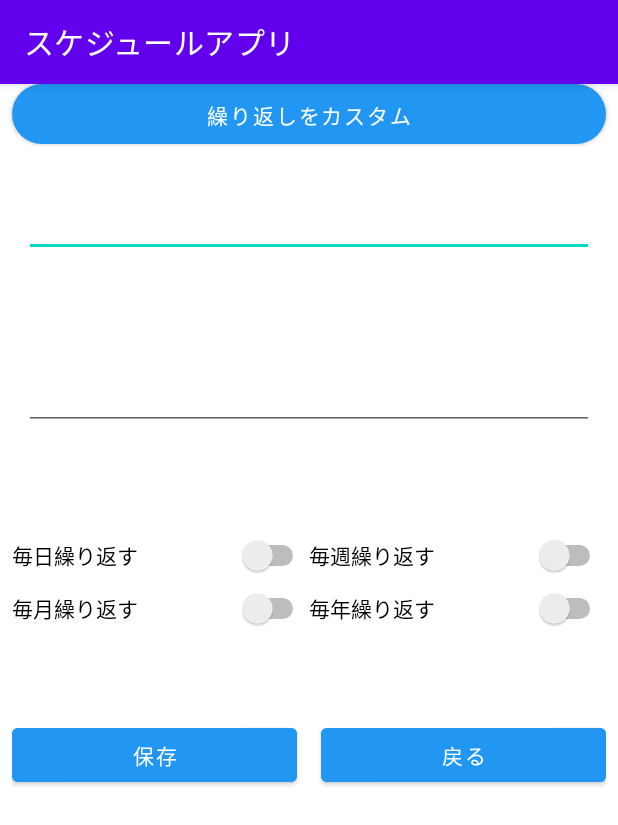
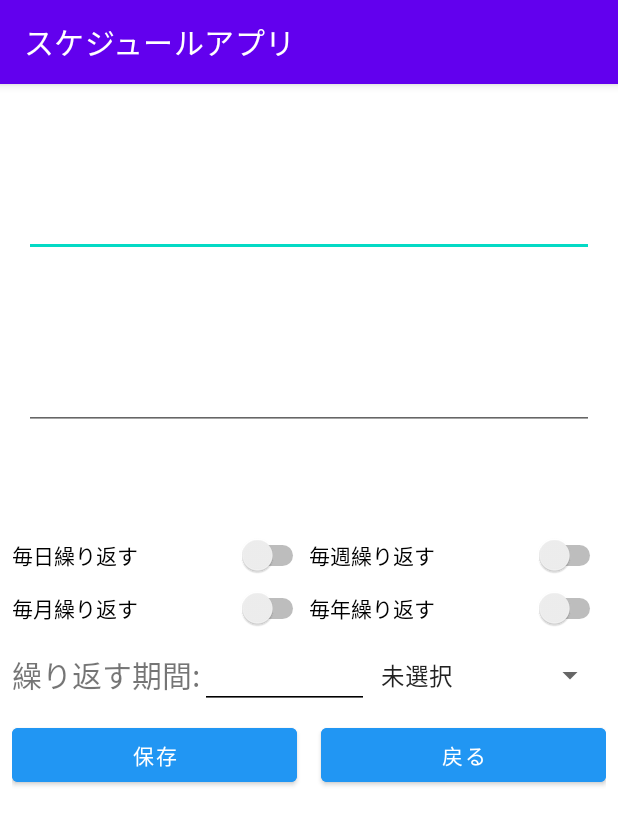
Before and after one commit to smnko1231/Schedule, an Android app: the scheduleEdit screen opened directly, with no data from a screen before it, on a phone screen of 412 x 824 dp. Shown: the top 825 px of the screen. Run offline under Robolectric (Android 15) with nearby library versions, the phone set to English and light mode, and no system bars; libraries missing offline, so code that uses them is left out: io.realm.

Commit message:
繰り返しができない

```diff
--- a/app/src/main/res/layout/activity_schedule_edit.xml
+++ b/app/src/main/res/layout/activity_schedule_edit.xml
@@ -6,19 +6,6 @@
     android:layout_width="match_parent"
     android:layout_height="match_parent"
     tools:context=".scheduleEdit">
-
-    <Button
-        android:id="@+id/customButton"
-        android:layout_width="0dp"
-        android:layout_height="40dp"
-        android:layout_marginStart="8dp"
-        android:layout_marginEnd="8dp"
-        android:background="@drawable/background_rounded_corners"
-        android:text="繰り返しをカスタム"
-        app:backgroundTint="#2196F3"
-        app:layout_constraintEnd_toEndOf="parent"
-        app:layout_constraintStart_toStartOf="parent"
-        app:layout_constraintTop_toTopOf="parent" />
 
     <EditText
         android:id="@+id/titleEdit"
```
Also changed, not shown: app/src/main/java/app/nakao/shoma/schedule/scheduleEdit.kt (+17 -13 lines).
